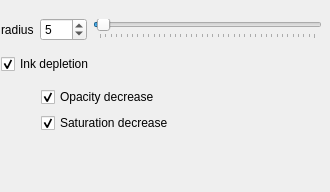
This is krita/plugins/paintops/chalk/wdgchalkoptions.ui in KDE/krita as Qt 5 draws it before an edit. The edited form follows.
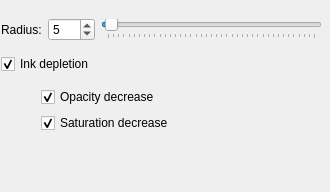
This is the edited form.

```diff
--- a/krita/plugins/paintops/chalk/wdgchalkoptions.ui
+++ b/krita/plugins/paintops/chalk/wdgchalkoptions.ui
@@ -37,7 +37,7 @@
       <item>
        <widget class="QLabel" name="radiusLabel">
         <property name="text">
-         <string>radius</string>
+         <string>Radius:</string>
         </property>
        </widget>
       </item>
```
